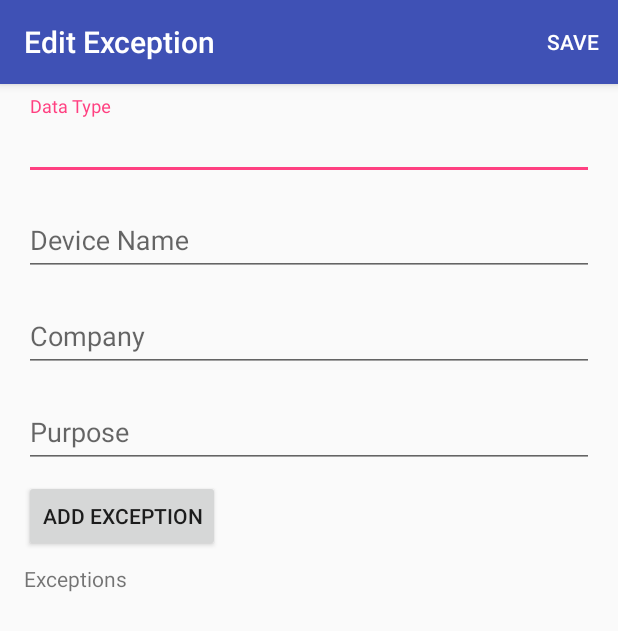
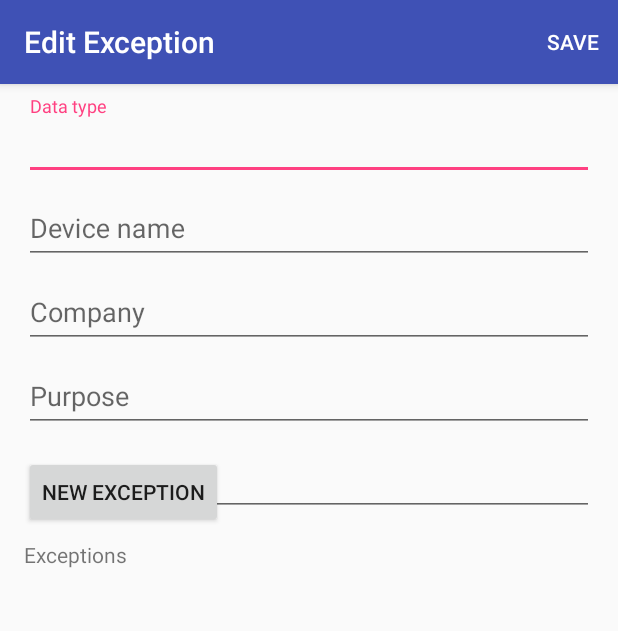
Before and after one commit to CMUChimpsLab/SignifiersIO, an Android app: the ChildPolicyActivity screen opened directly, with no data from a screen before it, on a phone screen of 412 x 824 dp. Shown: the top 631 px of the screen. Run offline under Robolectric (Android 15) with nearby library versions, the phone set to English and light mode, and no system bars.

```diff
--- a/SignifiersIO/app/src/main/java/org/cmuchimps/signifiersio/ChildPolicyActivity.java
+++ b/SignifiersIO/app/src/main/java/org/cmuchimps/signifiersio/ChildPolicyActivity.java
@@ -54,6 +54,9 @@ public class ChildPolicyActivity extends PolicyActivity {
             String purpose = ((EditText)findViewById(R.id.purpose_edit)).getText().toString();
             if(!purpose.equals("")) { exception.put("purpose", purpose); }
 
+            String status = ((EditText)findViewById(R.id.status_edit)).getText().toString();
+            if(!status.equals("")) { exception.put("status", status); }
+
             // TODO: add exceptions
         } catch(JSONException e){
             Log.e("NewException", e.toString());
--- a/SignifiersIO/app/src/main/java/org/cmuchimps/signifiersio/MainActivity.java
+++ b/SignifiersIO/app/src/main/java/org/cmuchimps/signifiersio/MainActivity.java
@@ -224,8 +224,8 @@ public class MainActivity extends AppCompatActivity implements DeviceUpdateListe
         };
     }
 
+
     public void light(final String deviceId){
-        Log.d("device id", deviceId);
         StringRequest request = new StringRequest(Request.Method.POST, "http://" + hub_address, new Response.Listener<String>() {
             @Override
             public void onResponse(String response) {
--- a/SignifiersIO/app/src/main/java/org/cmuchimps/signifiersio/RootPolicyActivity.java
+++ b/SignifiersIO/app/src/main/java/org/cmuchimps/signifiersio/RootPolicyActivity.java
@@ -53,7 +53,7 @@ public class RootPolicyActivity extends PolicyActivity {
         allowGroup.setVisibility(View.VISIBLE);
 
         // Hide the unnecessary components
-        int[] ids = {R.id.datatype_layout,R.id.device_name_layout,R.id.company_layout,R.id.purpose_layout};
+        int[] ids = {R.id.datatype_layout,R.id.device_name_layout,R.id.company_layout,R.id.purpose_layout,R.id.status_layout};
         for(int id : ids){
             findViewById(id).setVisibility(View.GONE);
         }
--- a/SignifiersIO/app/src/main/res/layout/activity_policy.xml
+++ b/SignifiersIO/app/src/main/res/layout/activity_policy.xml
@@ -2,7 +2,6 @@
 <android.support.constraint.ConstraintLayout
     xmlns:android="http://schemas.android.com/apk/res/android"
     xmlns:app="http://schemas.android.com/apk/res-auto"
-    xmlns:tools="http://schemas.android.com/tools"
     android:layout_width="match_parent"
     android:layout_height="match_parent">
 
@@ -21,14 +20,14 @@
             android:layout_width="wrap_content"
             android:layout_height="wrap_content"
             android:layout_weight="1"
-            android:text="Allow all except..." />
+            android:text="@string/root_allow_string" />
 
         <RadioButton
             android:id="@+id/root_disallow"
             android:layout_width="wrap_content"
             android:layout_height="wrap_content"
             android:layout_weight="1"
-            android:text="Disallow all except..." />
+            android:text="@string/root_disallow_string" />
     </RadioGroup>
 
     <!-- TODO: fix weird spacing-->
@@ -48,7 +47,7 @@
             android:id="@+id/datatype_edit"
             android:layout_width="match_parent"
             android:layout_height="wrap_content"
-            android:hint="Data Type"
+            android:hint="@string/datatype_string"
             android:selectAllOnFocus="true"
             android:singleLine="true" />
 
@@ -60,7 +59,6 @@
         android:layout_height="wrap_content"
         android:layout_marginEnd="16dp"
         android:layout_marginStart="16dp"
-        android:layout_marginTop="8dp"
         app:layout_constraintEnd_toEndOf="parent"
         app:layout_constraintStart_toStartOf="parent"
         app:layout_constraintTop_toBottomOf="@id/datatype_layout">
@@ -69,7 +67,7 @@
             android:id="@+id/device_name_edit"
             android:layout_width="match_parent"
             android:layout_height="wrap_content"
-            android:hint="Device Name"
+            android:hint="@string/devicename_string"
             android:selectAllOnFocus="true"
             android:singleLine="true" />
 
@@ -81,7 +79,6 @@
         android:layout_height="wrap_content"
         android:layout_marginEnd="16dp"
         android:layout_marginStart="16dp"
-        android:layout_marginTop="8dp"
         app:layout_constraintEnd_toEndOf="parent"
         app:layout_constraintStart_toStartOf="parent"
         app:layout_constraintTop_toBottomOf="@id/device_name_layout">
@@ -90,7 +87,7 @@
             android:id="@+id/company_edit"
             android:layout_width="match_parent"
             android:layout_height="wrap_content"
-            android:hint="Company"
+            android:hint="@string/company_string"
             android:selectAllOnFocus="true"
             android:singleLine="true" />
 
@@ -102,7 +99,6 @@
         android:layout_height="wrap_content"
         android:layout_marginEnd="16dp"
         android:layout_marginStart="16dp"
-        android:layout_marginTop="8dp"
         app:layout_constraintEnd_toEndOf="parent"
         app:layout_constraintStart_toStartOf="parent"
         app:layout_constraintTop_toBottomOf="@id/company_layout">
@@ -111,7 +107,27 @@
             android:id="@+id/purpose_edit"
             android:layout_width="match_parent"
             android:layout_height="wrap_content"
-            android:hint="Purpose"
+            android:hint="@string/purpose_string"
+            android:selectAllOnFocus="true"
+            android:singleLine="true" />
+
+    </android.support.design.widget.TextInputLayout>
+
+    <android.support.design.widget.TextInputLayout
+        android:id="@+id/status_layout"
+        android:layout_width="match_parent"
+        android:layout_height="wrap_content"
+        android:layout_marginEnd="16dp"
+        android:layout_marginStart="16dp"
+        app:layout_constraintEnd_toEndOf="parent"
+        app:layout_constraintStart_toStartOf="parent"
+        app:layout_constraintTop_toBottomOf="@id/purpose_layout">
+
+        <android.support.design.widget.TextInputEditText
+            android:id="@+id/status_edit"
+            android:layout_width="match_parent"
+            android:layout_height="wrap_content"
+            android:hint="@string/status_string"
             android:selectAllOnFocus="true"
             android:singleLine="true" />
 
@@ -122,8 +138,8 @@
         android:layout_width="wrap_content"
         android:layout_height="wrap_content"
         android:layout_marginStart="16dp"
-        android:layout_marginTop="8dp"
-        android:text="Add Exception"
+        android:layout_marginTop="16dp"
+        android:text="@string/add_exception_string"
         app:layout_constraintStart_toStartOf="parent"
         app:layout_constraintTop_toBottomOf="@+id/purpose_layout" />
 
@@ -131,7 +147,7 @@
         android:id="@+id/exceptions_label"
         android:layout_width="wrap_content"
         android:layout_height="wrap_content"
-        android:text="Exceptions"
+        android:text="@string/exceptions_label"
         android:layout_marginStart="16dp"
         android:layout_marginTop="8dp"
         app:layout_constraintStart_toStartOf="parent"
--- a/SignifiersIO/app/src/main/res/values/strings.xml
+++ b/SignifiersIO/app/src/main/res/values/strings.xml
@@ -1,13 +1,23 @@
 <resources>
     <string name="app_name">SignifiersIO</string>
-    <string-array name="privacy_root_dropdown">
-        <item>Allow all except...</item>
-        <item>Disallow all except...</item>
-    </string-array>
-    <string name="title_activity_settings">Settings</string>
+
     <string name="title_activity_root_policy">Privacy Policy</string>
     <string name="title_activity_child_policy">Edit Exception</string>
     <string name="policy_done">Save</string>
+    <string name="root_allow_string">Allow all except...</string>
+    <string name="root_disallow_string">Disallow all except...</string>
+    <string name="add_exception_string">New Exception</string>
+    <string name="exceptions_label">Exceptions</string>
+    <string name="unfiltered_hint">Any</string>
+    <string name="only_violations_string">Only show devices that violate my privacy preferences</string>
+    <string name="show_button_string">Show</string>
+
+    <!-- Device attributes -->
+    <string name="datatype_string">Data type</string>
+    <string name="devicename_string">Device name</string>
+    <string name="company_string">Company</string>
+    <string name="purpose_string">Purpose</string>
+    <string name="status_string">Status</string>
 
     <string name="default_policy">{\'rule_type\':\'allow\'}</string>
 
```
Also changed, not shown: SignifiersIO/app/src/main/AndroidManifest.xml (+6 -4 lines), SignifiersIO/app/src/main/java/org/cmuchimps/signifiersio/DeviceDetector.java (+4 -4 lines), SignifiersIO/app/src/main/java/org/cmuchimps/signifiersio/IndicatorFilter.java (added, +13 -0 lines), SignifiersIO/app/src/main/res/layout/activity_indicator_filter.xml (added, +147 -0 lines).
